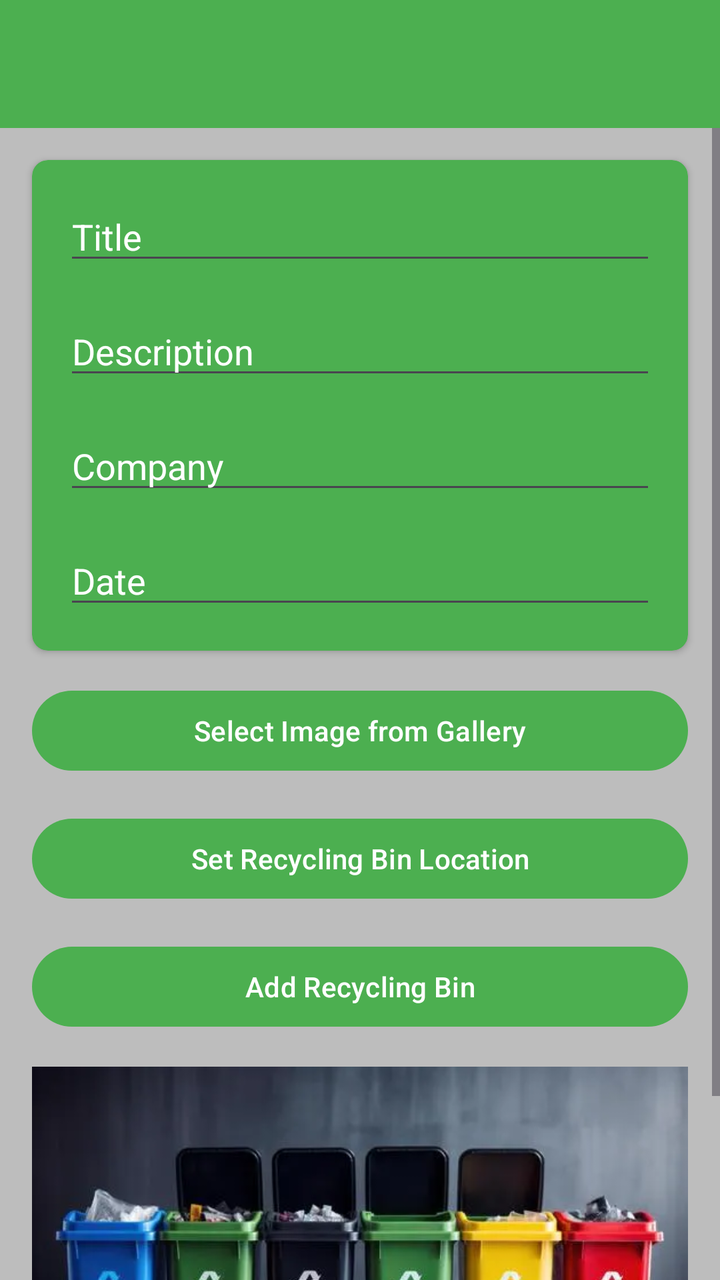
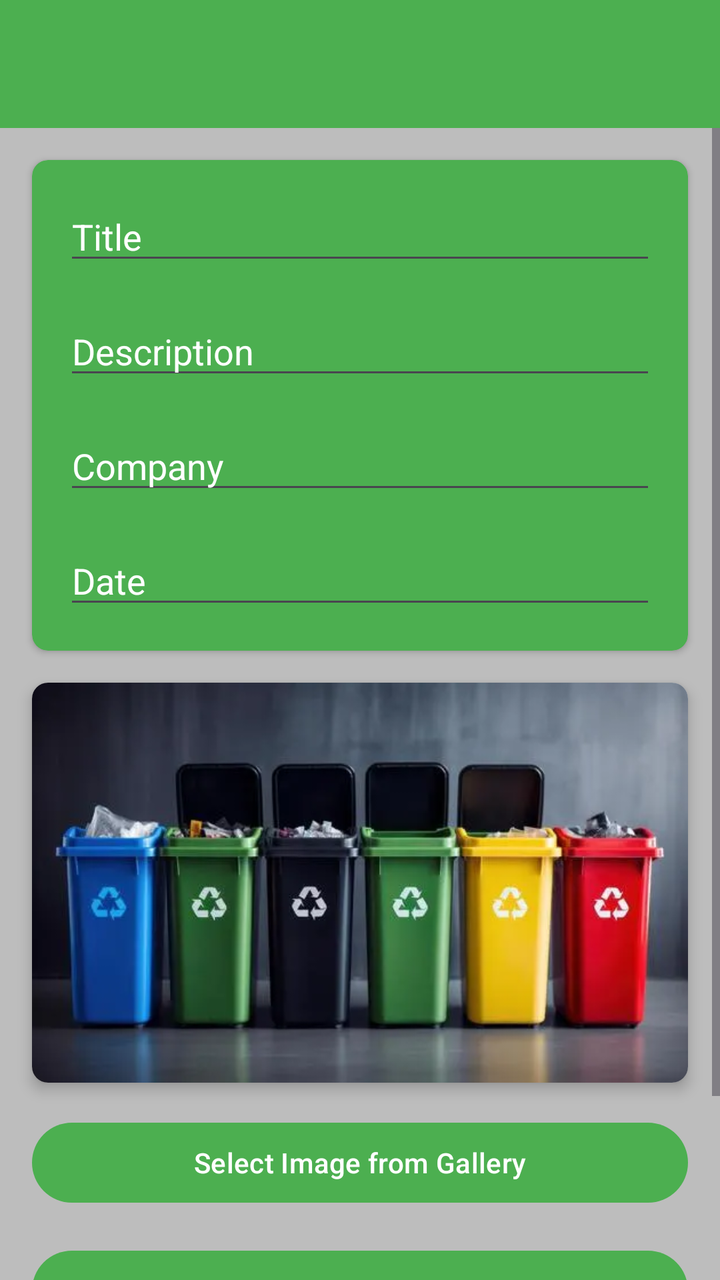

Screens rendered from an Android XML layout before and after an edit, with the pre-edit source and the edit as a unified diff.
<!-- AndroidManifest.xml: application theme Theme.RecyclingTracker -->
<!-- res/layout/activity_recycling_tracker.xml -->
<?xml version="1.0" encoding="utf-8"?>
<androidx.constraintlayout.widget.ConstraintLayout
    xmlns:android="http://schemas.android.com/apk/res/android"
    xmlns:app="http://schemas.android.com/apk/res-auto"
    xmlns:tools="http://schemas.android.com/tools"
    android:layout_width="match_parent"
    android:layout_height="match_parent"
    android:background="@color/lightGray"
    tools:context=".views.recyclingtracker.RecyclingTrackerView">

    <com.google.android.material.appbar.AppBarLayout
        android:id="@+id/appBarLayout"
        android:layout_width="match_parent"
        android:layout_height="wrap_content"
        android:background="@color/colorAccent"
        android:fitsSystemWindows="true"
        app:layout_constraintTop_toTopOf="parent"
        app:theme="@style/ThemeOverlay.AppCompat.Dark.ActionBar">

        <androidx.appcompat.widget.Toolbar
            android:id="@+id/toolbarAdd"
            android:layout_width="match_parent"
            android:layout_height="wrap_content" />

    </com.google.android.material.appbar.AppBarLayout>

    <ScrollView
        android:layout_width="match_parent"
        android:layout_height="0dp"
        android:fillViewport="true"
        app:layout_constraintBottom_toBottomOf="parent"
        app:layout_constraintTop_toBottomOf="@+id/appBarLayout">

        <LinearLayout
            android:layout_width="match_parent"
            android:layout_height="wrap_content"
            android:orientation="vertical"
            android:padding="8dp">

            <androidx.cardview.widget.CardView
                android:layout_width="match_parent"
                android:layout_height="wrap_content"
                android:layout_margin="8dp"
                app:cardBackgroundColor="@color/colorAccent"
                app:cardCornerRadius="8dp">

                <LinearLayout
                    android:layout_width="match_parent"
                    android:layout_height="wrap_content"
                    android:orientation="vertical"
                    android:padding="8dp">

                    <EditText
                        android:id="@+id/recyclingTrackerTitle"
                        android:layout_width="match_parent"
                        android:layout_height="wrap_content"
                        android:layout_margin="8dp"
                        android:hint="@string/hint_recyclingTrackerTitle"
                        android:textColor="@color/white"
                        android:textColorHint="@color/white" />

                    <EditText
                        android:id="@+id/description"
                        android:layout_width="match_parent"
                        android:layout_height="wrap_content"
                        android:layout_margin="8dp"
                        android:hint="@string/hint_recyclingTrackerDescription"
                        android:textColor="@color/white"
                        android:textColorHint="@color/white" />

                    <EditText
                        android:id="@+id/company"
                        android:layout_width="match_parent"
                        android:layout_height="wrap_content"
                        android:layout_margin="8dp"
                        android:hint="@string/hint_recyclingTrackerCompany"
                        android:textColor="@color/white"
                        android:textColorHint="@color/white" />

                    <EditText
                        android:id="@+id/dateAdded"
                        android:layout_width="match_parent"
                        android:layout_height="wrap_content"
                        android:layout_margin="8dp"
                        android:hint="@string/hint_recyclingTrackerDate"
                        android:textColor="@color/white"
                        android:textColorHint="@color/white" />

                </LinearLayout>
            </androidx.cardview.widget.CardView>

            <Button
                android:id="@+id/chooseImage"
                android:layout_width="match_parent"
                android:layout_height="wrap_content"
                android:layout_margin="8dp"
                android:text="@string/button_addImage" />

            <Button
                android:id="@+id/recyclingTrackerLocation"
                android:layout_width="match_parent"
                android:layout_height="wrap_content"
                android:layout_margin="8dp"
                android:text="@string/button_location" />

            <Button
                android:id="@+id/btnAdd"
                android:layout_width="match_parent"
                android:layout_height="wrap_content"
                android:layout_margin="8dp"
                android:text="@string/button_addRecyclingTracker" />

            <ImageView
                android:id="@+id/recyclingTrackerImage"
                android:layout_width="match_parent"
                android:layout_height="200dp"
                android:layout_margin="8dp"
                android:scaleType="centerCrop"
                app:srcCompat="@drawable/recycling_logo" />

        </LinearLayout>
    </ScrollView>

</androidx.constraintlayout.widget.ConstraintLayout>
<!-- resources referenced by this layout -->
<resources>
  <color name="colorAccent">#4CAF50</color>
  <color name="lightGray">#BDBDBD</color>
  <color name="white">#FFFFFFFF</color>
  <!-- drawable recycling_logo: png bitmap (drawable, 14158 bytes) -->
  <string name="button_addImage">Select Image from Gallery</string>
  <string name="button_addRecyclingTracker">Add Recycling Bin</string>
  <string name="button_location"> Set Recycling Bin Location</string>
  <string name="hint_recyclingTrackerCompany">Company</string>
  <string name="hint_recyclingTrackerDate">Date</string>
  <string name="hint_recyclingTrackerDescription">Description</string>
  <string name="hint_recyclingTrackerTitle">Title</string>
  <style name="Theme.RecyclingTracker" parent="Base.Theme.RecyclingTracker" />
  <style name="Base.Theme.RecyclingTracker" parent="Theme.Material3.DayNight.NoActionBar">
  
          <item name="colorPrimary">@color/colorAccent</item>
          <item name="colorPrimaryVariant">@color/colorPrimaryDark</item>
          <item name="colorOnPrimary">@color/white</item>
  
          <item name="colorOnSecondary">@color/black</item>
  
          <item name="android:statusBarColor">?attr/colorPrimaryVariant</item>
      </style>
  <color name="colorPrimaryDark">#2E7D32</color>
  <color name="black">#FF000000</color>
</resources>

<!-- the commit's change to res/layout/activity_recycling_tracker.xml (unified diff, before → after) -->
@@ -89,6 +89,22 @@
                 </LinearLayout>
             </androidx.cardview.widget.CardView>
 
+            <androidx.cardview.widget.CardView
+                android:id="@+id/imageBox"
+                android:layout_width="match_parent"
+                android:layout_height="wrap_content"
+                android:layout_margin="8dp"
+                app:cardCornerRadius="8dp"
+                app:cardElevation="4dp">
+
+                <ImageView
+                    android:id="@+id/recyclingTrackerImage"
+                    android:layout_width="match_parent"
+                    android:layout_height="200dp"
+                    android:scaleType="centerCrop"
+                    app:srcCompat="@drawable/recycling_logo" />
+            </androidx.cardview.widget.CardView>
+
             <Button
                 android:id="@+id/chooseImage"
                 android:layout_width="match_parent"
@@ -110,14 +126,6 @@
                 android:layout_margin="8dp"
                 android:text="@string/button_addRecyclingTracker" />
 
-            <ImageView
-                android:id="@+id/recyclingTrackerImage"
-                android:layout_width="match_parent"
-                android:layout_height="200dp"
-                android:layout_margin="8dp"
-                android:scaleType="centerCrop"
-                app:srcCompat="@drawable/recycling_logo" />
-
         </LinearLayout>
     </ScrollView>
 
